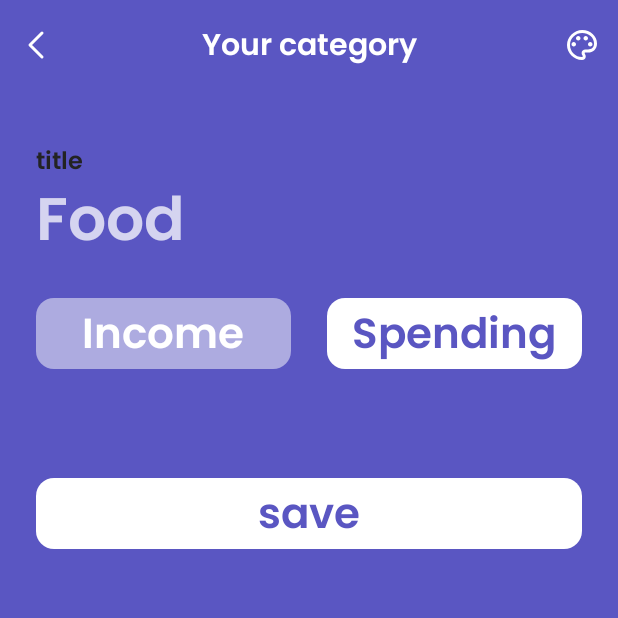
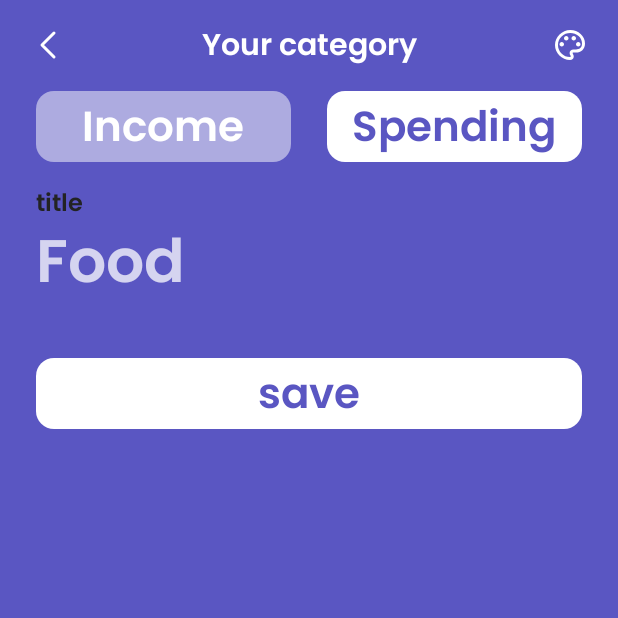
Before and after one commit to pavel-maiseichyk/FMoney, an Android app built with Jetpack Compose: the composable CategoryDetailScreen shown on its own in the app's theme, on a phone screen of 412 x 824 dp, the top half of it. Run offline under Robolectric (Android 15) with nearby library versions, the phone set to English and light mode, and no system bars.

Commit message:
bug fixes

```diff
--- a/app/src/main/java/com/pm/savings/data/operations/model/OperationEntity.kt
+++ b/app/src/main/java/com/pm/savings/data/operations/model/OperationEntity.kt
@@ -6,7 +6,7 @@ import androidx.room.PrimaryKey
 @Entity(tableName = "operations")
 data class OperationEntity(
     @PrimaryKey(autoGenerate = true)
-    val id: Long?,
+    val id: Long? = null,
     val title: String,
     val sum: Double,
     val currency: String,
--- a/app/src/main/java/com/pm/savings/presentation/category_details/CategoryDetailScreen.kt
+++ b/app/src/main/java/com/pm/savings/presentation/category_details/CategoryDetailScreen.kt
@@ -34,6 +34,7 @@ fun CategoryDetailScreen(
     Scaffold(
         topBar = {
             DetailsTopBar(
+                modifier = Modifier.padding(horizontal = Constants.TOP_BAR_PADDING),
                 title = stringResource(R.string.your_category),
                 onBackClick = { onEvent(CategoryDetailsEvent.OnBackClick) },
                 onColorChange = { onEvent(CategoryDetailsEvent.OnPaletteClick) },
@@ -53,15 +54,8 @@ fun CategoryDetailScreen(
                 .background(Color(state.color))
                 .padding(horizontal = Constants.HORIZONTAL_PADDING)
                 .padding(paddingValues),
-            verticalArrangement = Arrangement.spacedBy(24.dp)
+            verticalArrangement = Arrangement.spacedBy(16.dp)
         ) {
-            Spacer(modifier = Modifier.height(12.dp))
-            TextUnit(
-                smallText = stringResource(R.string.title),
-                bigText = state.title,
-                hint = stringResource(R.string.hint_category_title),
-                onValueChange = { onEvent(CategoryDetailsEvent.OnTitleEnter(it)) }
-            )
             Row(
                 modifier = Modifier.fillMaxWidth(),
                 horizontalArrangement = Arrangement.spacedBy(24.dp)
@@ -81,7 +75,13 @@ fun CategoryDetailScreen(
                     modifier = Modifier.weight(1f)
                 )
             }
-            Spacer(modifier = Modifier.height(24.dp))
+            TextUnit(
+                smallText = stringResource(R.string.title),
+                bigText = state.title,
+                hint = stringResource(R.string.hint_category_title),
+                onValueChange = { onEvent(CategoryDetailsEvent.OnTitleEnter(it)) }
+            )
+            Spacer(modifier = Modifier.height(4.dp))
             BottomActionButtons(
                 shouldShowDelete = state.shouldShowDelete,
                 textColor = Color(state.color),
--- a/app/src/main/java/com/pm/savings/presentation/category_details/CategoryDetailsViewModel.kt
+++ b/app/src/main/java/com/pm/savings/presentation/category_details/CategoryDetailsViewModel.kt
@@ -72,7 +72,7 @@ class CategoryDetailsViewModel @Inject constructor(
                         categoryDataSource.insertCategory(
                             Category(
                                 id = state.value.id,
-                                title = state.value.title,
+                                title = state.value.title.trim(),
                                 color = state.value.color,
                                 type = state.value.selectedType
                             )
--- a/app/src/main/java/com/pm/savings/presentation/core/components/EditableText.kt
+++ b/app/src/main/java/com/pm/savings/presentation/core/components/EditableText.kt
@@ -36,9 +36,8 @@ fun EditableText(
                         textAlign = TextAlign.Start
                     )
                 )
-            } else {
-                innerTextField()
             }
+            innerTextField()
         }
     )
 }
--- a/app/src/main/java/com/pm/savings/presentation/home/HomeViewModel.kt
+++ b/app/src/main/java/com/pm/savings/presentation/home/HomeViewModel.kt
@@ -1,6 +1,5 @@
 package com.pm.savings.presentation.home
 
-import android.util.Log
 import androidx.lifecycle.ViewModel
 import androidx.lifecycle.viewModelScope
 import com.pm.savings.domain.core.repository.UserInfoDataSource
--- a/app/src/main/java/com/pm/savings/presentation/operation_details/OperationDetailsViewModel.kt
+++ b/app/src/main/java/com/pm/savings/presentation/operation_details/OperationDetailsViewModel.kt
@@ -10,7 +10,6 @@ import com.pm.savings.domain.core.use_case.FilterOutDigits
 import com.pm.savings.domain.core.util.DateTimeUtil
 import com.pm.savings.domain.operations.model.Operation
 import com.pm.savings.domain.operations.repository.OperationsDataSource
-import com.pm.savings.domain.wallet.model.Wallet
 import com.pm.savings.domain.wallet.repository.WalletDataSource
 import com.pm.savings.presentation.core.UiEvent
 import com.pm.savings.presentation.core.UiText
@@ -110,10 +109,10 @@ class OperationDetailsViewModel @Inject constructor(
 //                            walletsDataSource.insertWallet(wallet.copy(sum = wallet.sum - operation.sum))
 //                        }
                         _uiChannel.send(UiEvent.ShowSnackbar(UiText.StringResource(R.string.saved_successfully)))
+                        _uiChannel.send(UiEvent.PopBackStack)
                     } catch (e: Exception) {
                         e.printStackTrace()
                         _uiChannel.send(UiEvent.ShowSnackbar(UiText.StringResource(R.string.error_couldn_t_save_item)))
-                    } finally {
                         _uiChannel.send(UiEvent.PopBackStack)
                     }
                 }
@@ -199,7 +198,8 @@ class OperationDetailsViewModel @Inject constructor(
                 _state.update {
                     val type = state.value.selectedDialogType
                     if (type == WALLET) {
-                        if (!::initialWallet.isInitialized) initialWallet = state.value.selectedWallet
+                        if (!::initialWallet.isInitialized) initialWallet =
+                            state.value.selectedWallet
                         else if (initialWallet == event.value) initialWallet = ""
                     }
                     it.copy(
--- a/app/src/main/java/com/pm/savings/presentation/profile/components/ProfileTopBar.kt
+++ b/app/src/main/java/com/pm/savings/presentation/profile/components/ProfileTopBar.kt
@@ -12,7 +12,7 @@ import com.pm.savings.presentation.ui.theme.topBarHeadline
 
 @Composable
 fun ProfileTopBar(
-    modifier: Modifier = Modifier
+    modifier: Modifier = Modifier,
 ) {
     Box(
         modifier = modifier
@@ -20,7 +20,7 @@ fun ProfileTopBar(
             .height(Constants.TOP_BAR_HEIGHT)
     ) {
         Text(
-            text = "Savings",
+            text = "Profile",
             style = topBarHeadline,
             modifier = Modifier.align(Alignment.Center)
         )
--- a/app/src/main/res/values/themes.xml
+++ b/app/src/main/res/values/themes.xml
@@ -1,5 +1,4 @@
 <?xml version="1.0" encoding="utf-8"?>
 <resources>
-
-    <style name="Theme.Savings" parent="android:Theme.Material.Light.NoActionBar" />
+    <style name="Theme.Savings" parent="android:Theme.Material.Light.NoActionBar"/>
 </resources>
```
Also changed, not shown: app/src/main/java/com/pm/savings/MainActivity.kt (+16 -9 lines), app/src/main/java/com/pm/savings/presentation/saving_details/SavingDetailsViewModel.kt (+12 -3 lines), app/src/main/java/com/pm/savings/presentation/stats/StatsScreen.kt (+15 -5 lines), app/src/main/java/com/pm/savings/presentation/stats/StatsViewModel.kt (+8 -3 lines), app/src/main/assets/database/for_testing.db (added).
